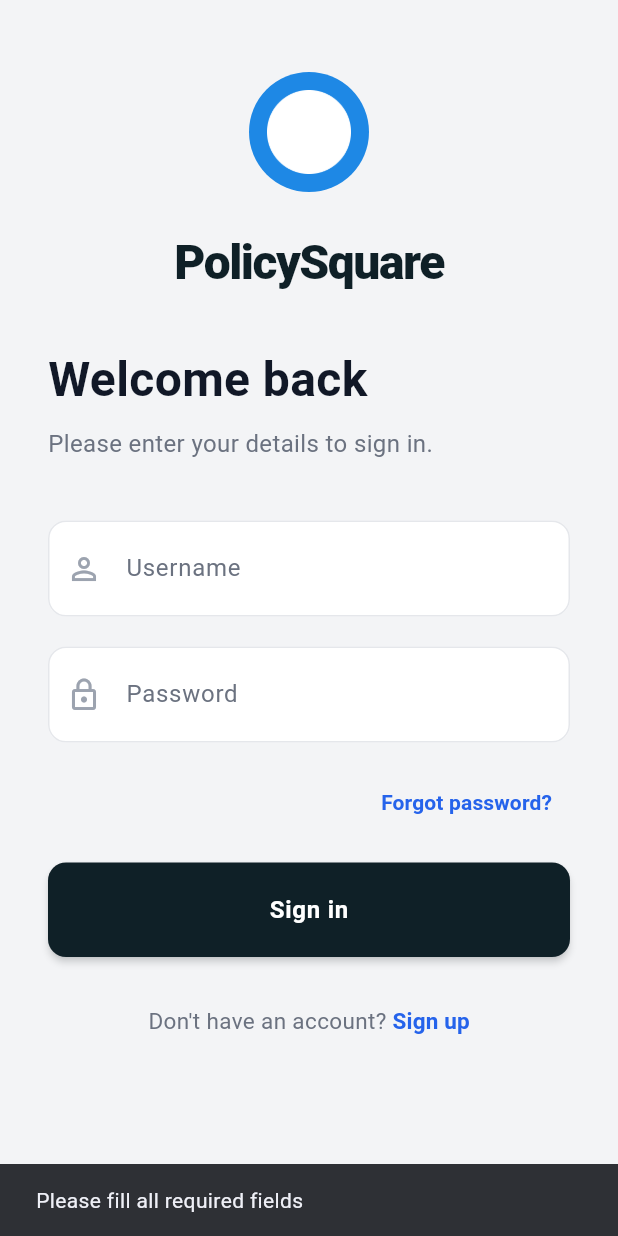
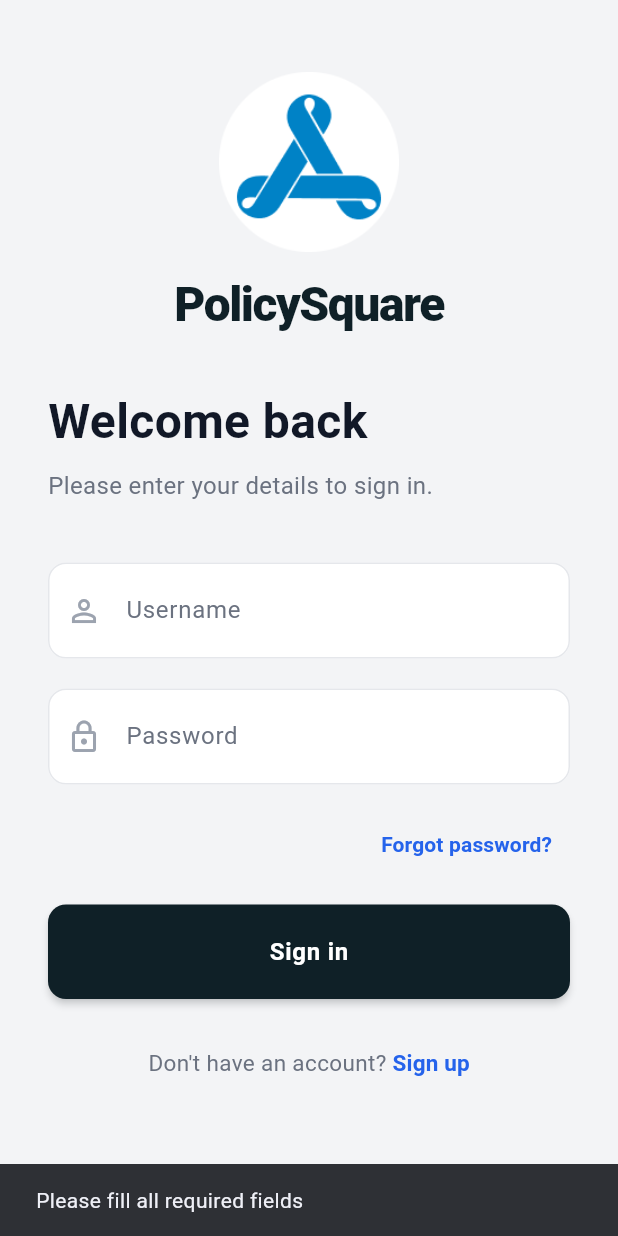
Before and after one commit to Share-India/Inspection-Report, a Flutter app: the screen it shows after launch, after a tap on "Sign in", on a phone screen of 412 x 824 dp. Run offline on Flutter 3.47's test engine with Material 3 defaults, Android fonts, the phone set to English and light mode, and no system bars; our stand-ins replace dio, geocoding, geolocator, google_generative_ai, google_maps_flutter, image_picker and 4 more; generated files the repository leaves out were written again; network calls fail.

Commit message:
Update login screen layout and routing for inspection-only app

```diff
--- a/policysquare/lib/main.dart
+++ b/policysquare/lib/main.dart
@@ -5,6 +5,7 @@ import 'package:policysquare/providers/chat_provider.dart';
 import 'package:policysquare/providers/commercial_provider.dart';
 import 'package:policysquare/screens/auth/login_screen.dart';
 import 'package:policysquare/screens/main_screen.dart';
+import 'package:policysquare/screens/commercial/inspection_selection_screen.dart';
 import 'package:shared_preferences/shared_preferences.dart';
 
 void main() {
@@ -52,11 +53,12 @@ class _PolicySquareAppState extends State<PolicySquareApp> {
         title: 'PolicySquare',
         theme: AppTheme.lightTheme,
         // Define routes for cleaner navigation
-        initialRoute: _isLoggedIn ? '/home' : '/login',
+        initialRoute: _isLoggedIn ? '/inspection' : '/login',
         routes: {
           '/': (context) =>
-              _isLoggedIn ? const MainScreen() : const LoginScreen(),
+              _isLoggedIn ? const InspectionSelectionScreen() : const LoginScreen(),
           '/login': (context) => const LoginScreen(),
+          '/inspection': (context) => const InspectionSelectionScreen(),
           '/home': (context) => const MainScreen(),
         },
         debugShowCheckedModeBanner: false,
--- a/policysquare/lib/screens/auth/login_screen.dart
+++ b/policysquare/lib/screens/auth/login_screen.dart
@@ -102,8 +102,8 @@ class _LoginScreenState extends State<LoginScreen> with SingleTickerProviderStat
                       mainAxisAlignment: MainAxisAlignment.center,
                       crossAxisAlignment: CrossAxisAlignment.start,
                       children: [
-                        Image.asset('assets/images/logo_icon.png', height: 80),
-                        const SizedBox(height: 32),
+                        Image.asset('assets/images/logo_icon.png', height: 140),
+                        const SizedBox(height: 12),
                         const Text(
                           'PolicySquare',
                           style: TextStyle(
@@ -115,7 +115,7 @@ class _LoginScreenState extends State<LoginScreen> with SingleTickerProviderStat
                         ),
                         const SizedBox(height: 16),
                         const Text(
-                          'The premiere platform for commercial risk assessment, claims processing, and policy management. Built for maximum efficiency and security.',
+                          'The premiere platform for commercial risk assessment inspections. Built for maximum efficiency and security.',
                           style: TextStyle(
                             fontSize: 18,
                             height: 1.5,
@@ -140,15 +140,8 @@ class _LoginScreenState extends State<LoginScreen> with SingleTickerProviderStat
                 crossAxisAlignment: CrossAxisAlignment.stretch,
                 children: [
                   if (!isLargeScreen) ...[
-                     CircleAvatar(
-                      radius: 40,
-                      backgroundColor: Color(0xFF1E88E5),
-                      child: Padding(
-                        padding: const EdgeInsets.all(12.0),
-                        child: Image.asset('assets/images/logo_icon.png', color: Colors.white),
-                      ),
-                    ),
-                    const SizedBox(height: 24),
+                    Center(child: Image.asset('assets/images/logo_icon.png', height: 120)),
+                    const SizedBox(height: 12),
                     const Text(
                       'PolicySquare',
                       textAlign: TextAlign.center,
@@ -397,7 +390,7 @@ class _LoginScreenState extends State<LoginScreen> with SingleTickerProviderStat
 
         if (mounted) {
           setState(() => _isLoading = false);
-          Navigator.pushReplacementNamed(context, '/home');
+          Navigator.pushReplacementNamed(context, '/inspection');
         }
       }
     } catch (e) {
```
